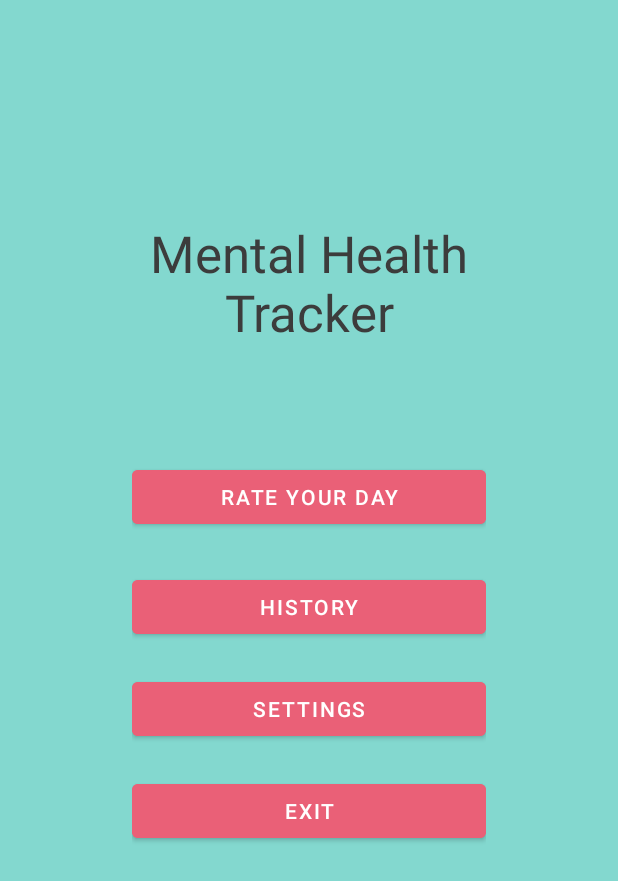
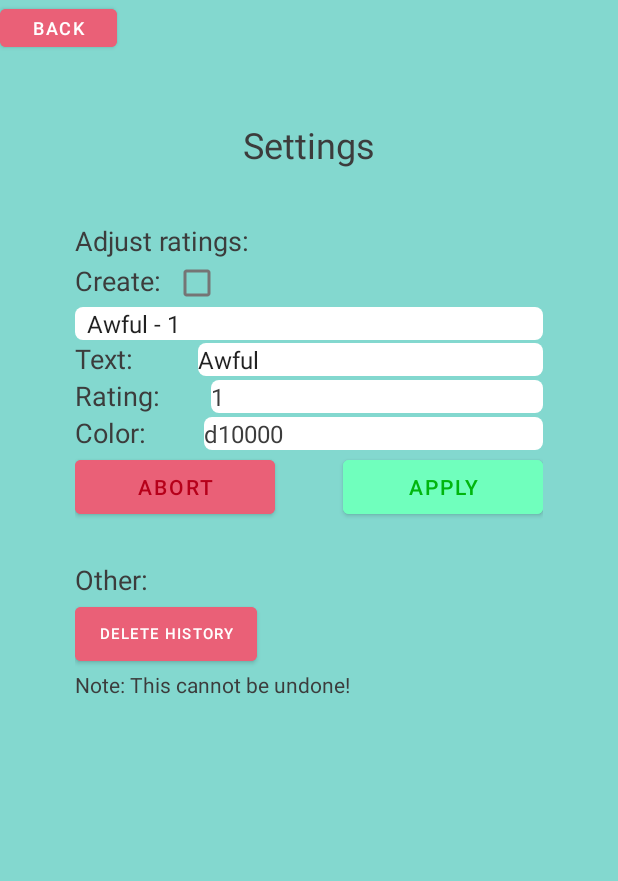
Before and after one commit to SirSkillful/MentalHealthTracker, an Android app: the screen it shows after launch (MainActivity before the commit, SettingsActivity after it), after a tap on "SETTINGS", on a phone screen of 412 x 824 dp. Shown: the top 881 px of the screen. Run offline under Robolectric (Android 15) with nearby library versions, the phone set to English and light mode, and no system bars.

Commit message:
Basic rating and setting functionality added.
Ratings now use the current date when selected from the main menu. The possible ratings now come from the database. If a rating and note exists for a given date the rating and note text views and edits will be filled accordingly. Next step is passing a date to the rating instead of having the rating activity to it by itself (required for selecting viewing calendar events/ratings).
Settings are also mostly implemented. The spinner is populated using the database. On change of the selection the text edits are filled accordingly. Any changes to the text or color are applied on press of the apply button. The rating should not be used at the moment, as the DatabaseHelper does not check between update and insertion. For this a seperate "Add rating" function should be added that is different from editing to make it clear that a new rating will be created. The alternative would be to handle it like ratings. If a said rating option does not exist it is added, else the entry is updated.
All past entries can also be deleted using the "Delete history button".
Calendar functionalities next.

```diff
--- a/app/src/main/java/com/example/mentalhealthtracker/Database.kt
+++ b/app/src/main/java/com/example/mentalhealthtracker/Database.kt
@@ -88,14 +88,12 @@ class DatabaseHelper(context: Context): SQLiteOpenHelper(context, DATABASE_NAME,
      * @return Boolean that indicates if the insert was successful
      */
     private fun addRating(date: String, rating: Int, note: String): Boolean{
-        val db = this.writableDatabase
         val values = ContentValues().apply{
             put(RATINGS_DATE_COLUMN, date)
             put(RATINGS_RATING_COLUMN, rating)
             put(RATINGS_NOTE_COLUMN, note)
         }
         val ret = db?.insert(RATINGS_TABLE_NAME, null, values)
-        //db.close()
         return ret?.toInt() != -1
     }
 
@@ -103,7 +101,6 @@ class DatabaseHelper(context: Context): SQLiteOpenHelper(context, DATABASE_NAME,
      * Update a rating in the database for a given date
      */
     private fun updateRating(date: String, rating: Int, note: String): Boolean{
-        val db = this.writableDatabase
         // New rating and note
         val values = ContentValues().apply {
             put(RATINGS_RATING_COLUMN, rating)
@@ -115,7 +112,6 @@ class DatabaseHelper(context: Context): SQLiteOpenHelper(context, DATABASE_NAME,
         // Update and get the count of affected rows
         val count = db.update(RATINGS_TABLE_NAME, values, selection, selectionArgs)
 
-        db.close()
         return count > 0
     }
 
@@ -123,7 +119,6 @@ class DatabaseHelper(context: Context): SQLiteOpenHelper(context, DATABASE_NAME,
      * Get the rating for a given date
      */
      fun getRating(date: String): Rating?{
-        val db = this.readableDatabase
         //Choose what columns are used
         val projection = arrayOf(RATINGS_RATING_COLUMN, RATINGS_NOTE_COLUMN)
         //Prepare the query
@@ -150,7 +145,6 @@ class DatabaseHelper(context: Context): SQLiteOpenHelper(context, DATABASE_NAME,
             }
         }
         cursor.close()
-        db.close()
         return rating
     }
 
@@ -158,7 +152,6 @@ class DatabaseHelper(context: Context): SQLiteOpenHelper(context, DATABASE_NAME,
      * Update the entry in the database where the rating is the one given
      */
     fun updateSetting(text: String, rating: Int, color: String): Boolean{
-        val db = this.writableDatabase
         // New rating and note
         val values = ContentValues().apply {
             put(SETTINGS_TEXT_COLUMN, text)
@@ -170,20 +163,16 @@ class DatabaseHelper(context: Context): SQLiteOpenHelper(context, DATABASE_NAME,
         // Update and get the count of affected rows
         val count = db.update(SETTINGS_TABLE_NAME, values, selection, selectionArgs)
 
-        db.close()
         return count > 0
     }
 
     fun addSetting(text: String, rating: Int, color: String): Boolean{
-        //val db = this.writableDatabase
         val values = ContentValues().apply{
             put(SETTINGS_TEXT_COLUMN, text)
             put(SETTINGS_RATING_COLUMN, rating)
             put(SETTINGS_COLOR_COLUMN, color)
         }
         val ret = db?.insert(SETTINGS_TABLE_NAME, null, values)
-        Log.d("DEBUGGING", "The return value for the statement is $ret")
-        //db.close()
         return ret?.toInt() != -1
     }
 
@@ -191,7 +180,6 @@ class DatabaseHelper(context: Context): SQLiteOpenHelper(context, DATABASE_NAME,
      * Return a list of all settings in the database
      */
     fun getSettings(): List<String>{
-        //val db = this.readableDatabase
         val projection = arrayOf(SETTINGS_TEXT_COLUMN, SETTINGS_RATING_COLUMN)
         val cursor = db.query(
             SETTINGS_TABLE_NAME,
@@ -212,7 +200,6 @@ class DatabaseHelper(context: Context): SQLiteOpenHelper(context, DATABASE_NAME,
             }
         }
         cursor.close()
-        //db.close()
         return results
     }
 
@@ -220,8 +207,29 @@ class DatabaseHelper(context: Context): SQLiteOpenHelper(context, DATABASE_NAME,
      * Get the text string for a rating if the rating is loaded again.
      * This can be used to set the currently shown spinner value
      */
-    fun getSetting(rating: Int): String{
-        return "Hello"
+    fun getSetting(rating: Int): Setting?{
+        val projection = arrayOf(SETTINGS_TEXT_COLUMN, SETTINGS_RATING_COLUMN, SETTINGS_COLOR_COLUMN)
+        val selection = "$SETTINGS_RATING_COLUMN = ?"
+        val selectionArgs = arrayOf(rating.toString())
+        val cursor = db.query(
+            SETTINGS_TABLE_NAME,
+            projection,
+            selection,
+            selectionArgs,
+            null,
+            null,
+            null
+        )
+        var setting:Setting? = null
+        with(cursor) {
+            if (moveToNext()) {
+                val text = getString(getColumnIndexOrThrow(SETTINGS_TEXT_COLUMN))
+                val rating = getInt(getColumnIndexOrThrow(SETTINGS_RATING_COLUMN))
+                val color = getString(getColumnIndexOrThrow(SETTINGS_COLOR_COLUMN))
+                setting = Setting(text, rating, color)
+            }
+        }
+        return setting
     }
 
     fun resetHistory(){
--- a/app/src/main/java/com/example/mentalhealthtracker/MainActivity.kt
+++ b/app/src/main/java/com/example/mentalhealthtracker/MainActivity.kt
@@ -29,13 +29,8 @@ class MainActivity : AppCompatActivity() {
 
         val settingsButton = findViewById<Button>(R.id.settings_button)
         settingsButton.setOnClickListener {
-            val text = dbHelper.getSettings()[0]
-            val duration = Toast.LENGTH_SHORT
-
-            val toast = Toast.makeText(applicationContext, text, duration)
-            toast.show()
-            //val intent = Intent(this, SettingsActivity::class.java)
-            //startActivity(intent)
+            val intent = Intent(this, SettingsActivity::class.java)
+            startActivity(intent)
         }
 
         val exitButton = findViewById<Button>(R.id.exit_button)
--- /dev/null
+++ b/app/src/main/java/com/example/mentalhealthtracker/Setting.kt
@@ -0,0 +1,16 @@
+package com.example.mentalhealthtracker
+
+class Setting(val text: String, val rating: Int, val color: String) {
+
+    fun getRatingInt(): Int{
+        return rating
+    }
+
+    fun getTextString(): String{
+        return text
+    }
+
+    fun getColorString(): String{
+        return color
+    }
+}
--- a/app/src/main/java/com/example/mentalhealthtracker/SettingsActivity.kt
+++ b/app/src/main/java/com/example/mentalhealthtracker/SettingsActivity.kt
@@ -2,16 +2,107 @@ package com.example.mentalhealthtracker
 
 import androidx.appcompat.app.AppCompatActivity
 import android.os.Bundle
-import android.widget.Button
+import android.provider.ContactsContract
+import android.util.Log
+import android.view.View
+import android.widget.*
 
-class SettingsActivity : AppCompatActivity() {
+class SettingsActivity : AppCompatActivity(){
+
     override fun onCreate(savedInstanceState: Bundle?) {
         super.onCreate(savedInstanceState)
         setContentView(R.layout.settings_activity)
+
+        val dbHelper = DatabaseHelper(this)
 
         val backButton = findViewById<Button>(R.id.back_button)
         backButton.setOnClickListener {
             super.onBackPressed()
         }
+
+        val spinner = findViewById<Spinner>(R.id.setting_rating_spinner)
+        spinner.onItemSelectedListener = object : AdapterView.OnItemSelectedListener {
+            override fun onItemSelected(parent: AdapterView<*>?, view: View?, position: Int, id: Long) {
+                Log.d("SPINNER", "Ich glaub ich spinne")
+                populateEntries()
+            }
+
+            override fun onNothingSelected(parent: AdapterView<*>?) {
+                return
+            }
+        }
+
+        val applyButton = findViewById<Button>(R.id.apply_button)
+        applyButton.setOnClickListener{
+            val text = findViewById<EditText>(R.id.text_input).text.toString()
+            val rating = findViewById<EditText>(R.id.rating_input).text.toString().toInt()
+            val color = findViewById<EditText>(R.id.color_input).text.toString()
+            val success = dbHelper.updateSetting(text, rating, color)
+            val lastPosition = updateSpinnerEntries()
+            spinner.setSelection(lastPosition)
+            if (success) {
+                val text = "Your rating has been updated"
+                val duration = Toast.LENGTH_LONG
+
+                val toast = Toast.makeText(applicationContext, text, duration)
+                toast.show()
+            }
+        }
+
+        val deleteButton = findViewById<Button>(R.id.delete_button)
+        deleteButton.setOnClickListener{
+            dbHelper.resetHistory()
+
+            val text = "All entries have been reset"
+            val duration = Toast.LENGTH_LONG
+
+            val toast = Toast.makeText(applicationContext, text, duration)
+            toast.show()
+        }
     }
+
+    override fun onResume() {
+        super.onResume()
+        //Load the rating options from the database
+        updateSpinnerEntries()
+        //Fill the text edits
+    }
+
+    /**
+     * Update the spinner entries
+     *
+     * @return The last position of the spinner before the update
+     */
+    fun updateSpinnerEntries(): Int{
+        val dbHelper = DatabaseHelper(this)
+        val results:List<String> = dbHelper.getSettings()
+        val dataAdapter = ArrayAdapter<String>(this, android.R.layout.simple_spinner_item, results)
+        val spinner: Spinner = findViewById<Spinner>(R.id.setting_rating_spinner)
+        val lastPos = spinner.selectedItemPosition
+        spinner.adapter = dataAdapter
+        return lastPos
+    }
+
+    fun populateEntries(){
+        val dbHelper = DatabaseHelper(this)
+        val spinner: Spinner = findViewById<Spinner>(R.id.setting_rating_spinner)
+        val rating = spinner.selectedItem.toString().split("- ").last().toInt()
+        Log.d("SPINNER", "Current rating is $rating")
+        val setting = dbHelper.getSetting(rating)
+        //Fill all fields accordingly
+        if (setting != null){
+            val textInput = findViewById<EditText>(R.id.text_input)
+            textInput.setText(setting.getTextString())
+            val ratingInput = findViewById<EditText>(R.id.rating_input)
+            ratingInput.setText(setting.getRatingInt().toString())
+            val colorInput = findViewById<EditText>(R.id.color_input)
+            colorInput.setText(setting.getColorString())
+            Log.d("SPINNER", "The setting values are ${setting.getTextString()}, ${setting.getRatingInt()} and ${setting.getColorString()}")
+        } else {
+            Log.d("SPINNER", "Guess the database had a problem")
+            return
+        }
+    }
+
+
 }
--- a/app/src/main/res/layout/rating_activity.xml
+++ b/app/src/main/res/layout/rating_activity.xml
@@ -42,7 +42,7 @@
                 android:id="@+id/date_label"
                 android:layout_width="wrap_content"
                 android:layout_height="wrap_content"
-                android:text="Date:"
+                android:text="Date: "
                 android:textSize="18sp" />
 
             <TextView
@@ -72,7 +72,7 @@
             app:barrierDirection="left" />
 
         <Spinner
-            android:id="@+id/rating_spinner"
+            android:id="@+id/rating_rating_spinner"
             android:layout_width="match_parent"
             android:layout_height="wrap_content"
             android:layout_marginStart="0dp"
--- a/app/src/main/res/layout/settings_activity.xml
+++ b/app/src/main/res/layout/settings_activity.xml
@@ -82,7 +82,7 @@
             android:orientation="vertical">
 
             <Spinner
-                android:id="@+id/rating_spinner"
+                android:id="@+id/setting_rating_spinner"
                 android:layout_width="match_parent"
                 android:layout_height="match_parent"
                 android:background="@drawable/white_round_corner_bg"
--- a/build.gradle
+++ b/build.gradle
@@ -6,7 +6,7 @@ buildscript {
         jcenter()
     }
     dependencies {
-        classpath "com.android.tools.build:gradle:4.1.3"
+        classpath 'com.android.tools.build:gradle:4.2.2'
         classpath "org.jetbrains.kotlin:kotlin-gradle-plugin:$kotlin_version"
 
         // NOTE: Do not place your application dependencies here; they belong
```
Also changed, not shown: app/src/main/java/com/example/mentalhealthtracker/RatingActivity.kt (+46 -3 lines), gradle/wrapper/gradle-wrapper.properties.
